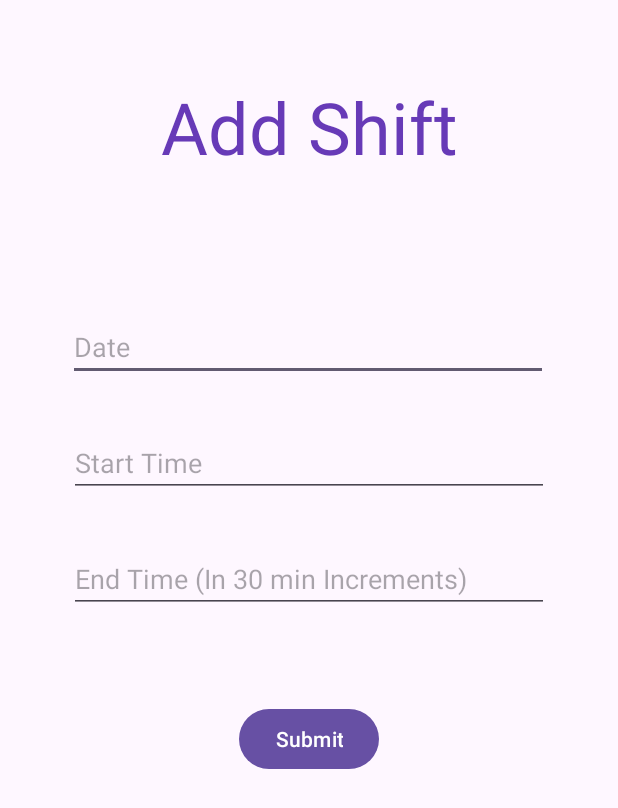
After one commit to uOttawaSEGA2023/project-group-16, an Android app: the AddShift screen opened directly, with no data from a screen before it, on a phone screen of 412 x 824 dp. The commit adds this screen. Shown: the top 808 px of the screen. Run offline under Robolectric (Android 15) with nearby library versions, the phone set to English and light mode, and no system bars.

Commit message:
More shift stuff

```diff
--- a/Deliverable1/HAMS/app/src/main/AndroidManifest.xml
+++ b/Deliverable1/HAMS/app/src/main/AndroidManifest.xml
@@ -46,6 +46,12 @@
             android:name=".register.ChooseType"
             android:exported="false" />
         <activity
+            android:name=".doctor.ShiftsDoctor"
+            android:exported="false" />
+        <activity
+            android:name=".doctor.AddShift"
+            android:exported="false" />
+        <activity
             android:name=".LoginMenu"
             android:exported="true">
             <intent-filter>
--- /dev/null
+++ b/Deliverable1/HAMS/app/src/main/java/com/group16/hams/RecyclerViewHolderShift.java
@@ -0,0 +1,4 @@
+package com.group16.hams;
+
+public class RecyclerViewHolderShift {
+}
--- /dev/null
+++ b/Deliverable1/HAMS/app/src/main/java/com/group16/hams/doctor/AddShift.java
@@ -0,0 +1,53 @@
+package com.group16.hams.doctor;
+
+import android.os.Bundle;
+import android.view.View;
+import android.widget.EditText;
+import android.widget.Toast;
+
+import androidx.appcompat.app.AppCompatActivity;
+
+import com.group16.hams.R;
+import com.group16.hams.register.RegisterDoctor;
+
+public class AddShift extends AppCompatActivity {
+
+    private EditText addShiftDate, addShiftStartTime, addShiftEndTime;
+
+    protected void onCreate(Bundle savedInstanceState){
+        super.onCreate(savedInstanceState);
+        setContentView(R.layout.add_shift);
+
+        addShiftDate = findViewById(R.id.addShiftDate);
+        addShiftStartTime = findViewById(R.id.addShiftStartTime);
+        addShiftEndTime = findViewById(R.id.addShiftEndTime);
+    }
+
+    public void onClickSubmitShiftButton(View view){
+        boolean validFlag = true;
+        String addShiftDateText = addShiftDate.getText().toString();
+        String addShiftStartTimeText = addShiftStartTime.getText().toString();
+        String addShiftEndTimeText = addShiftEndTime.getText().toString();
+        Toast.makeText(AddShift.this, addShiftDateText, Toast.LENGTH_SHORT).show();
+
+        // Add the shift to the doctor's DB
+
+
+    }
+
+    public boolean validateDate(String addShiftDateText){
+        String[] addShiftDateTextSplit = addShiftDateText.split("/");
+
+        if (addShiftDateTextSplit.length != 3){
+            return false;
+        }
+
+        String day = addShiftDateTextSplit[0];
+        String month = addShiftDateTextSplit[1];
+        String year = addShiftDateTextSplit[2];
+
+
+
+        return true;
+    }
+}
--- a/Deliverable1/HAMS/app/src/main/java/com/group16/hams/doctor/LoggedInDoctor.java
+++ b/Deliverable1/HAMS/app/src/main/java/com/group16/hams/doctor/LoggedInDoctor.java
@@ -36,4 +36,9 @@ public class LoggedInDoctor extends AppCompatActivity {
         Intent intent = new Intent(this, AppointmentsDoctor.class);
         startActivity(intent);
     }
+
+    public void onClickShifts(View view){
+        Intent intent = new Intent(this, ShiftsDoctor.class);
+        startActivity(intent);
+    }
 }
--- /dev/null
+++ b/Deliverable1/HAMS/app/src/main/res/layout/add_shift.xml
@@ -0,0 +1,75 @@
+<?xml version="1.0" encoding="utf-8"?>
+<androidx.constraintlayout.widget.ConstraintLayout xmlns:android="http://schemas.android.com/apk/res/android"
+    xmlns:app="http://schemas.android.com/apk/res-auto"
+    xmlns:tools="http://schemas.android.com/tools"
+    android:layout_width="match_parent"
+    android:layout_height="match_parent">
+
+    <TextView
+        android:id="@+id/addShiftTitle"
+        android:layout_width="wrap_content"
+        android:layout_height="wrap_content"
+        android:layout_marginTop="52dp"
+        android:text="Add Shift"
+        android:textColor="#673AB7"
+        android:textSize="48sp"
+        app:layout_constraintEnd_toEndOf="parent"
+        app:layout_constraintStart_toStartOf="parent"
+        app:layout_constraintTop_toTopOf="parent" />
+
+    <EditText
+        android:id="@+id/addShiftDate"
+        android:layout_width="wrap_content"
+        android:layout_height="wrap_content"
+        android:layout_marginTop="92dp"
+        android:ems="15"
+        android:hint="Date"
+        android:importantForAutofill="no"
+        android:inputType="date"
+        app:layout_constraintEnd_toEndOf="parent"
+        app:layout_constraintHorizontal_bias="0.494"
+        app:layout_constraintStart_toStartOf="parent"
+        app:layout_constraintTop_toBottomOf="@+id/addShiftTitle" />
+
+    <EditText
+        android:id="@+id/addShiftStartTime"
+        android:layout_width="wrap_content"
+        android:layout_height="wrap_content"
+        android:layout_marginTop="32dp"
+        android:ems="15"
+        android:hint="Start Time"
+        android:importantForAutofill="no"
+        android:inputType="time"
+        app:layout_constraintEnd_toEndOf="parent"
+        app:layout_constraintHorizontal_bias="0.497"
+        app:layout_constraintStart_toStartOf="parent"
+        app:layout_constraintTop_toBottomOf="@+id/addShiftDate" />
+
+    <EditText
+        android:id="@+id/addShiftEndTime"
+        android:layout_width="wrap_content"
+        android:layout_height="wrap_content"
+        android:layout_marginTop="32dp"
+        android:ems="15"
+        android:hint="End Time (In 30 min Increments)"
+        android:importantForAutofill="no"
+        android:inputType="time"
+        app:layout_constraintEnd_toEndOf="parent"
+        app:layout_constraintHorizontal_bias="0.497"
+        app:layout_constraintStart_toStartOf="parent"
+        app:layout_constraintTop_toBottomOf="@+id/addShiftStartTime" />
+
+    <Button
+        android:id="@+id/submitShiftButton"
+        android:layout_width="wrap_content"
+        android:layout_height="wrap_content"
+        android:layout_marginTop="60dp"
+        android:text="Submit"
+        android:onClick="onClickSubmitShiftButton"
+        app:layout_constraintEnd_toEndOf="parent"
+        app:layout_constraintHorizontal_bias="0.5"
+        app:layout_constraintStart_toStartOf="parent"
+        app:layout_constraintTop_toBottomOf="@+id/addShiftEndTime" />
+
+
+</androidx.constraintlayout.widget.ConstraintLayout>
--- a/Deliverable1/HAMS/app/src/main/res/layout/logged_in_doctor.xml
+++ b/Deliverable1/HAMS/app/src/main/res/layout/logged_in_doctor.xml
@@ -55,6 +55,7 @@
                 android:text="View / Book Shifts"
                 android:textSize="18sp"
                 android:textColor="@color/white"
+                android:onClick="onClickShifts"
                 android:layout_marginTop="20dp"
                 android:backgroundTint="@color/purple"
                 app:cornerRadius="20dp" />
```
Also changed, not shown: Deliverable1/HAMS/app/src/main/java/com/group16/hams/RecyclerViewAdapterShift.java (added, +81 -0 lines), Deliverable1/HAMS/app/src/main/java/com/group16/hams/Shift.java (deleted, +0 -31 lines), Deliverable1/HAMS/app/src/main/java/com/group16/hams/doctor/ShiftsDoctor.java (added, +63 -0 lines), Deliverable1/HAMS/app/src/main/java/entities/Shift.java (added, +26 -0 lines), Deliverable1/HAMS/app/src/main/res/layout/recycler_view_row_shift.xml (added, +72 -0 lines), Deliverable1/HAMS/app/src/main/res/layout/shift_clicked.xml (added, +58 -0 lines), Deliverable1/HAMS/app/src/main/res/layout/shifts_doctor.xml (added, +60 -0 lines).
